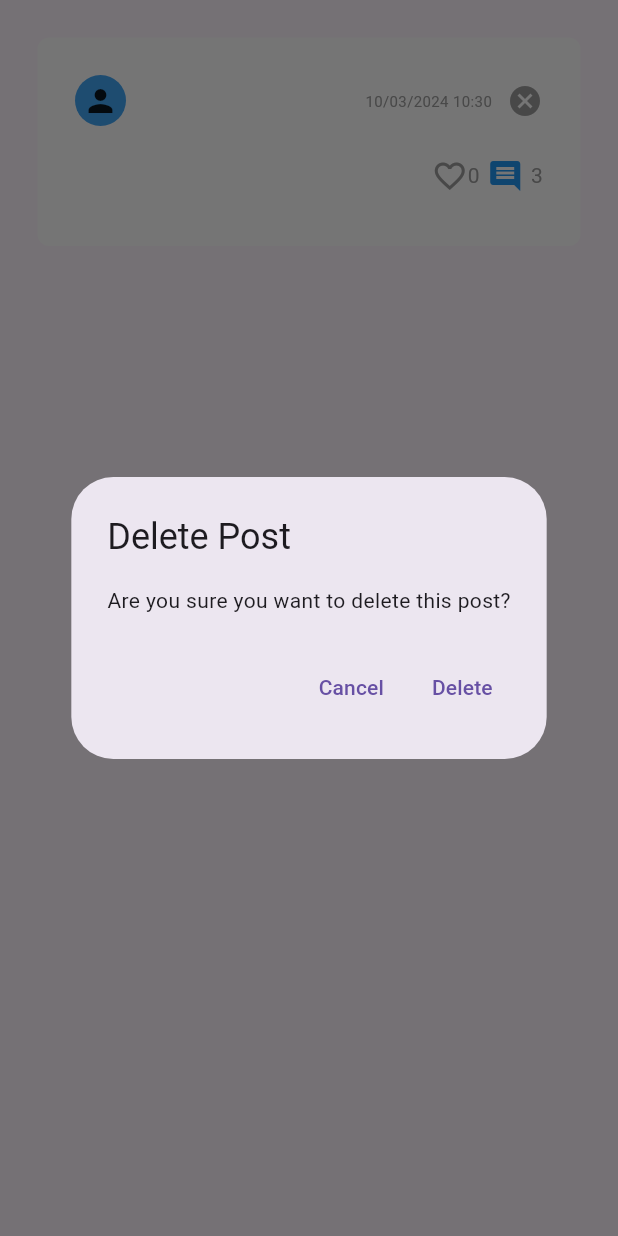
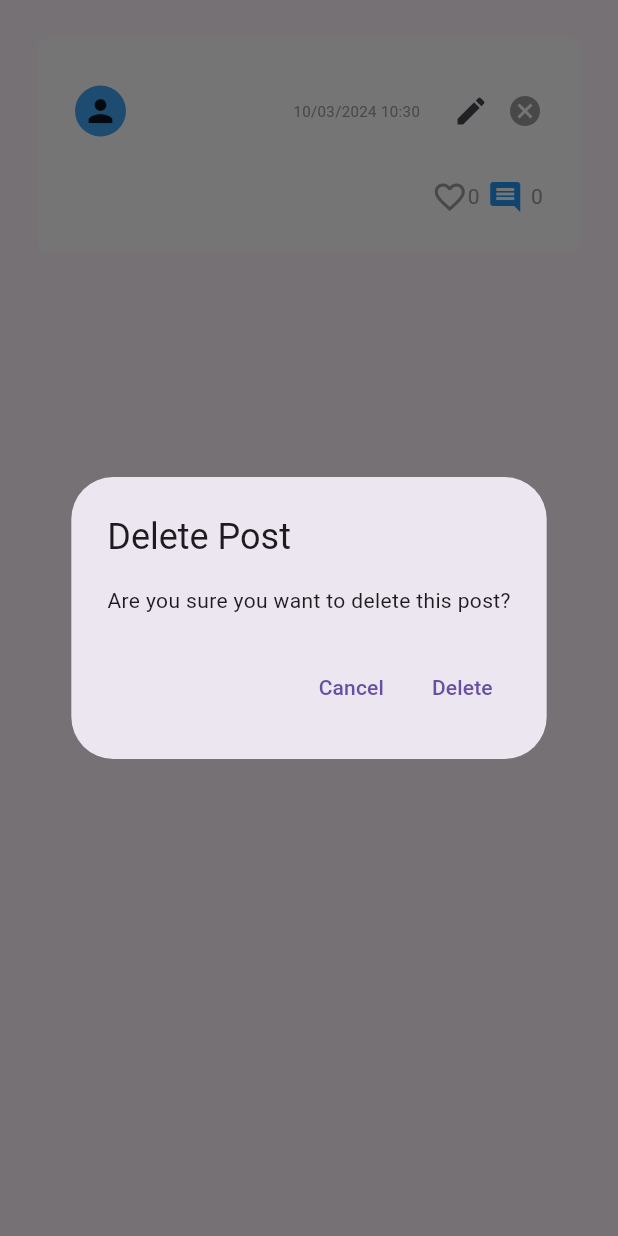
Before and after one commit to rataporn/mobile_project, a Flutter app: the Post widget shown alone on an empty page, opened directly with empty values, after a tap on the "cancel" icon, on a phone screen of 412 x 824 dp. Run offline on Flutter 3.47's test engine with Material 3 defaults, Android fonts, the light colour scheme and no system bars; our stand-ins replace cloud_firestore, firebase_auth, firebase_core; accounts and stored records are empty.

Commit message:
Edit button

```diff
--- /dev/null
+++ b/lib/components/edit_button.dart
@@ -0,0 +1,17 @@
+// ignore_for_file: prefer_const_constructors
+
+import 'package:flutter/material.dart';
+
+class EditButton extends StatelessWidget {
+  final VoidCallback onTap;
+
+  const EditButton({Key? key, required this.onTap}) : super(key: key);
+
+  @override
+  Widget build(BuildContext context) {
+    return IconButton(
+      icon: Icon(Icons.edit),
+      onPressed: onTap,
+    );
+  }
+}
--- a/lib/components/like_button.dart
+++ b/lib/components/like_button.dart
@@ -2,6 +2,7 @@
 
 import 'package:flutter/material.dart';
 
+// ignore: must_be_immutable
 class LikeButton extends StatelessWidget {
   final bool isLiked;
   void Function()? onTap;
--- a/lib/components/post.dart
+++ b/lib/components/post.dart
@@ -6,6 +6,7 @@ import 'package:flutter/material.dart';
 import 'package:twitty/components/comment.dart';
 import 'package:twitty/components/comment_button.dart';
 import 'package:twitty/components/delete_button.dart';
+import 'package:twitty/components/edit_button.dart';
 import 'package:twitty/components/like_button.dart';
 import 'package:twitty/helper/helper_methods.dart';
 
@@ -175,6 +176,64 @@ class _PostState extends State<Post> {
     );
   }
 
+  // Edit Post
+  void editPost(String currentMessage) {
+    // Controller to handle the edited post message
+    TextEditingController _editedMessageController =
+        TextEditingController(text: currentMessage);
+
+    // Show a dialog with a text field for editing the post message
+    showDialog(
+      context: context,
+      builder: (context) => AlertDialog(
+        title: Text("Edit Post"),
+        contentPadding: EdgeInsets.all(16.0),
+        content: Container(
+          width: 400.0, // Set the width as needed
+          child: TextField(
+            controller: _editedMessageController,
+            maxLines: null, // Allow the TextField to expand vertically
+            decoration: InputDecoration(hintText: "Edit your post..."),
+          ),
+        ),
+        actions: [
+          // Cancel button
+          TextButton(
+            onPressed: () {
+              // Dismiss the dialog
+              Navigator.pop(context);
+            },
+            child: Text("Cancel"),
+          ),
+
+          // Save changes button
+          TextButton(
+            onPressed: () {
+              // Perform the post edit action
+              // For example, update the post message in Firestore
+              if (_editedMessageController.text.isNotEmpty) {
+                FirebaseFirestore.instance
+                    .collection("User Posts")
+                    .doc(widget.postId)
+                    .update({
+                  "message": _editedMessageController.text,
+                }).then((value) {
+                  print("Post edited successfully");
+                }).catchError((error) {
+                  print("Failed to edit post: $error");
+                });
+              }
+
+              // Dismiss the dialog
+              Navigator.pop(context);
+            },
+            child: Text("Save Changes"),
+          ),
+        ],
+      ),
+    );
+  }
+
   @override
   Widget build(BuildContext context) {
     return SingleChildScrollView(
@@ -216,6 +275,10 @@ class _PostState extends State<Post> {
                     ),
                     const SizedBox(height: 10),
                     const SizedBox(width: 10),
+                    if (widget.user == currentUser.email)
+                      EditButton(
+                        onTap: () => editPost(widget.message),
+                      ),
                     if (widget.user == currentUser.email)
                       DeleteButton(onTap: deletePost)
                   ],
@@ -260,15 +323,28 @@ class _PostState extends State<Post> {
                   width: 5,
                 ),
                 // comment count
-                Text(
-                  // widget.comments.length.toString(),
-                  '3',
-                  style: TextStyle(color: Colors.grey),
+                StreamBuilder<QuerySnapshot>(
+                  stream: FirebaseFirestore.instance
+                      .collection("User Posts")
+                      .doc(widget.postId)
+                      .collection("Comments")
+                      .snapshots(),
+                  builder: (context, snapshot) {
+                    // show loading circle if no data yet
+                    if (!snapshot.hasData) {
+                      return Text(
+                        '0', // Default to 0 if no comments yet
+                        style: TextStyle(color: Colors.grey),
+                      );
+                    }
+
+                    return Text(
+                      snapshot.data!.docs.length.toString(),
+                      style: TextStyle(color: Colors.grey),
+                    );
+                  },
                 ),
               ],
-            ),
-            const SizedBox(
-              height: 10,
             ),
 
             // comments under post
@@ -286,6 +362,7 @@ class _PostState extends State<Post> {
                     child: CircularProgressIndicator(),
                   );
                 }
+
                 return ListView(
                   shrinkWrap: true,
                   physics: const NeverScrollableScrollPhysics(),
```
